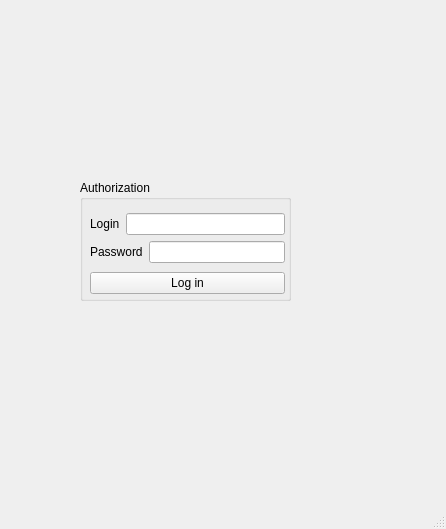
This is Forms/mainwindow.ui in 1123581321345589144233377610/User-Authorization as Qt 5 draws it before an edit. The edited form follows.
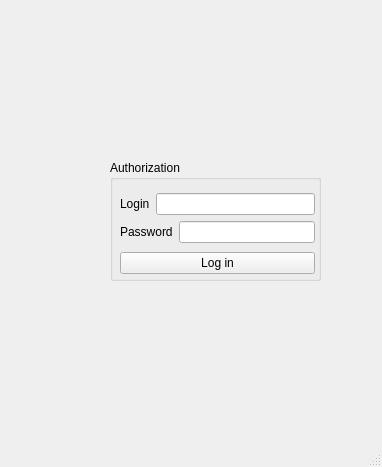
This is the edited form. Icons and pictures are not drawn.

Commit message: add image and icon, finished app

Diff of the .ui file:
```diff
--- a/Forms/mainwindow.ui
+++ b/Forms/mainwindow.ui
@@ -6,8 +6,8 @@
    <rect>
     <x>0</x>
     <y>0</y>
-    <width>446</width>
-    <height>529</height>
+    <width>382</width>
+    <height>467</height>
    </rect>
   </property>
   <property name="sizePolicy">
@@ -26,8 +26,8 @@
    <widget class="QGroupBox" name="groupBox">
     <property name="geometry">
      <rect>
-      <x>80</x>
-      <y>180</y>
+      <x>110</x>
+      <y>160</y>
       <width>211</width>
       <height>121</height>
      </rect>
@@ -35,7 +35,7 @@
     <property name="title">
      <string>Authorization</string>
     </property>
-    <widget class="QWidget" name="">
+    <widget class="QWidget" name="layoutWidget">
      <property name="geometry">
       <rect>
        <x>10</x>
@@ -87,6 +87,38 @@
      </layout>
     </widget>
    </widget>
+   <widget class="QLabel" name="image">
+    <property name="geometry">
+     <rect>
+      <x>40</x>
+      <y>190</y>
+      <width>61</width>
+      <height>61</height>
+     </rect>
+    </property>
+    <property name="text">
+     <string/>
+    </property>
+    <property name="pixmap">
+     <pixmap>../../../../../Downloads/free-icon-authorization-12050714.png</pixmap>
+    </property>
+    <property name="scaledContents">
+     <bool>true</bool>
+    </property>
+   </widget>
+   <widget class="QLabel" name="label_3">
+    <property name="geometry">
+     <rect>
+      <x>160</x>
+      <y>310</y>
+      <width>191</width>
+      <height>20</height>
+     </rect>
+    </property>
+    <property name="text">
+     <string/>
+    </property>
+   </widget>
   </widget>
   <widget class="QMenuBar" name="menubar">
    <property name="geometry">
```
Left out of the diff: 2 changed lines with no effect on the pictures. The commit also changes 10 other files.
